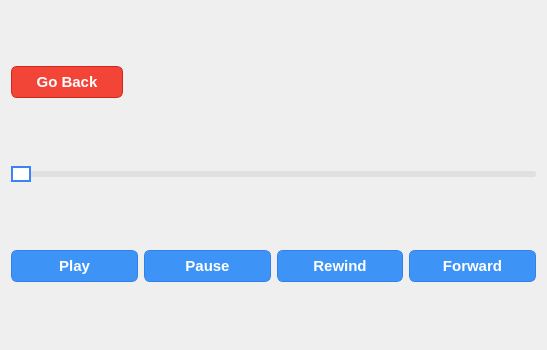
First picture: the form in videoplayer.ui, repository jarred-new/MayMayLauncher, before the edit.
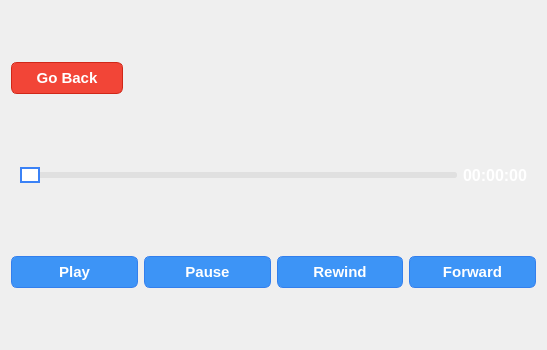
Second picture: the form after the edit. Icons and pictures are not drawn.

Patch:
```diff
--- a/videoplayer.ui
+++ b/videoplayer.ui
@@ -79,6 +79,15 @@
     <layout class="QVBoxLayout" name="verticalLayout_2"/>
    </item>
    <item>
+    <widget class="QFrame" name="horizontalFrame">
+     <property name="sizePolicy">
+      <sizepolicy hsizetype="MinimumExpanding" vsizetype="Fixed">
+       <horstretch>0</horstretch>
+       <verstretch>0</verstretch>
+      </sizepolicy>
+     </property>
+     <layout class="QHBoxLayout" name="horizontalLayout">
+      <item>
     <widget class="QSlider" name="horizontalSlider">
      <property name="styleSheet">
       <string notr="true">/* The base slider container */
@@ -136,6 +145,29 @@
     </widget>
    </item>
    <item>
+       <widget class="QLabel" name="length">
+        <property name="font">
+         <font>
+          <family>Arial</family>
+          <pointsize>12</pointsize>
+          <weight>75</weight>
+          <bold>true</bold>
+         </font>
+        </property>
+        <property name="styleSheet">
+         <string notr="true">QLabel {
+	color: white;
+}</string>
+        </property>
+        <property name="text">
+         <string>00:00:00</string>
+        </property>
+       </widget>
+      </item>
+     </layout>
+    </widget>
+   </item>
+   <item>
     <layout class="QHBoxLayout" name="horizontalLayout_2">
      <item>
       <widget class="QPushButton" name="play">
@@ -170,6 +202,9 @@
        <property name="text">
         <string>Play</string>
        </property>
+       <property name="default">
+        <bool>true</bool>
+       </property>
       </widget>
      </item>
      <item>
```
Left out of the diff: 6 changed lines with no effect on the pictures. Lines whose indentation alone changed are shown as unchanged.
